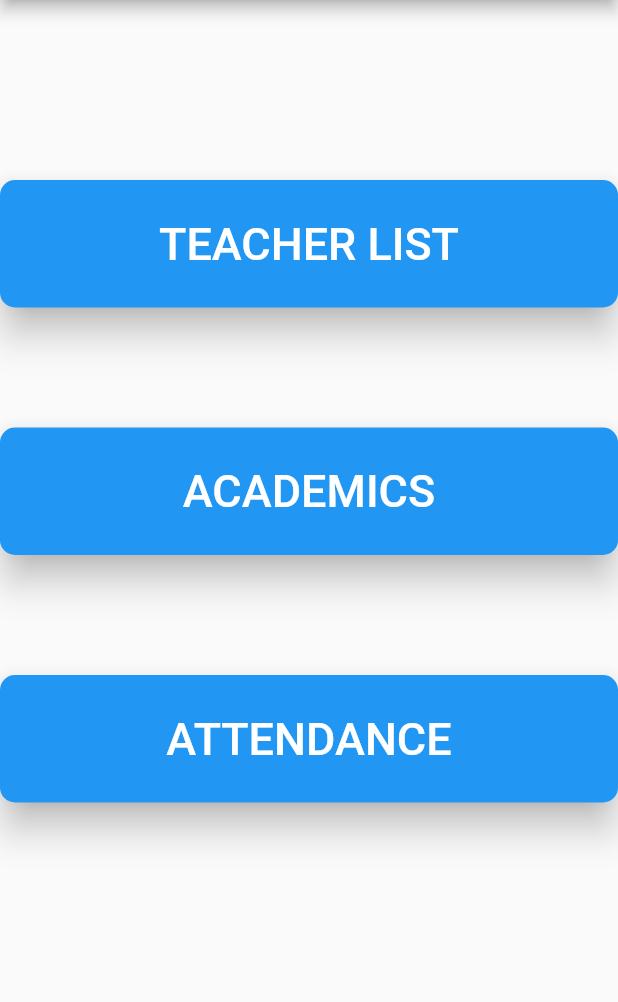
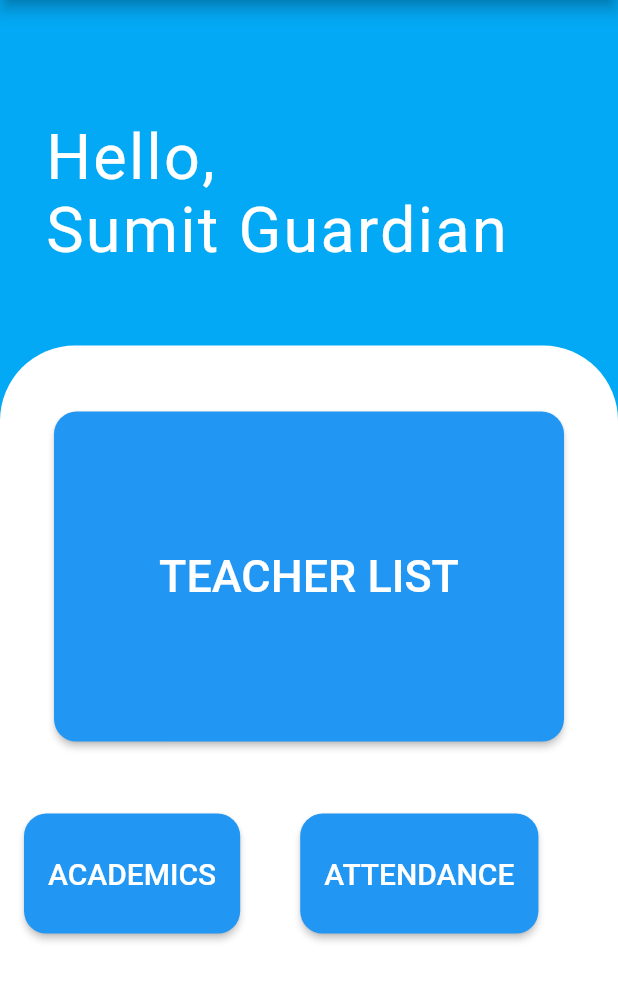
Before and after one commit to IVARA-Application/IV-APP-BACKEND-TEAM, a Flutter app: the ParentsHomePage screen opened by its route, on a phone screen of 412 x 824 dp, the part 84-1086 px from its top. Run offline on Flutter 3.47's test engine with Material 2 defaults, Android fonts, the phone set to English and light mode, and no system bars; our stand-ins replace circular_countdown_timer, image_picker, line_awesome_flutter, video_player; missing offline and left inert: condition.

Commit message:
parents design done

```diff
--- a/lib/Parents_app/Parents_homepage.dart
+++ b/lib/Parents_app/Parents_homepage.dart
@@ -54,75 +54,139 @@ class _ParentsHomePageState extends State<ParentsHomePage> {
             )
           ],
         ),
+        backgroundColor: Colors.lightBlue ,
+        body: _Body(),
 
-        body: Container(
+    );
+  }
+}
+
+class _Body extends StatelessWidget{
+  @override
+  Widget build(BuildContext context) {
+    return Column(
+      children: [
+        Expanded(
+            flex: 3,
+            child: Container(
+              width: double.infinity,
+              child: Column(
+                crossAxisAlignment: CrossAxisAlignment.start,
+                children: <Widget>[
+                  Padding(
+                      padding: const EdgeInsets.only(
+                        left: 30,
+                        top: 80,
+                      ),
+                    child: Text(
+                      'Hello,\nSumit Guardian',
+                      style: TextStyle(
+                        color: Colors.white,
+                        fontSize: 42,
+                     //   fontWeight: FontWeight.bold,
+                        letterSpacing: 1.5,
+                      ),
+                    ),
+                  )
+                ],
+              ),
+             // color: Colors.lightBlue,
+            ),
+        ),
+        Expanded(
+            flex: 7,
+            child: Container(
+              width: double.infinity,
+              decoration: BoxDecoration(
+                color: Colors.white,
+                borderRadius: BorderRadius.only(
+                  topLeft: Radius.circular(50),
+                  topRight: Radius.circular(50),
+                ),
+              ),
                child: ListView(
+
                  children: <Widget>[
-              SizedBox(height: 40),
-              SizedBox(height: 40),
-              SizedBox(height: 40),
-              RaisedButton(
-                  elevation: 10.0,
-                  highlightElevation: 10.0,
-                  padding: EdgeInsets.symmetric(vertical: 25.0,horizontal: 5.0),
-                  onPressed: () {
-                    Navigator.push(context,MaterialPageRoute(builder: (context)=>Teacherlist()));
-                  },
-                  color: Colors.blue,
-                  child: Text(
-                    'TEACHER LIST',
+                   SizedBox(height : 20),
+                   SizedBox(height : 20),
+                   ListTile(
+                     title: Column(
+                       children: <Widget>[
+                         new MaterialButton(
+                           height: 220.0,
+                           minWidth: 340.0,
+                           color: Theme.of(context).primaryColor,
+                           textColor: Colors.white,
+                           child: new Text("TEACHER LIST",
                                style: TextStyle(
                                  color: Colors.white,
                                  fontSize: 30,
+                               )),
+                           onPressed: ()  {
+                           Navigator.push(context, MaterialPageRoute(builder: (context) => Teacherlist()));
+                           },
+                           splashColor: Colors.redAccent,
+                           shape: new RoundedRectangleBorder(
+                               borderRadius: new BorderRadius.circular(15.0)),
+                         ),
+                       ],
                      ),
                    ),
+                   SizedBox(height : 20),
+                   SizedBox(height : 20),
+                   ListTile(
+                     title: Row(
+                       children: <Widget>[
+                         new MaterialButton(
+                           height: 80.0,
+                           minWidth: 30.0,
+                           color: Theme.of(context).primaryColor,
+                           textColor: Colors.white,
+                           child: new Text("ACADEMICS",
+                               style: TextStyle(
+                                 color: Colors.white,
+                                 fontSize: 20,
+                               )),
+                           onPressed: () {
+                           Navigator.push(context, MaterialPageRoute(builder: (context) =>  AcademicsPage()));
+
+                           },
+                           splashColor: Colors.redAccent,
                            shape: new RoundedRectangleBorder(
-                      borderRadius: new BorderRadius.circular(10.0))),
-              SizedBox(height: 40),
-              SizedBox(height: 40),
-              RaisedButton(
-                  elevation: 10.0,
-                  highlightElevation: 10.0,
-                  padding: EdgeInsets.symmetric(vertical: 25.0,horizontal: 5.0),
-                  onPressed: () {
-                    Navigator.push(context,MaterialPageRoute(builder: (context)=>AcademicsPage()));
+                               borderRadius: new BorderRadius.circular(15.0)),
+                         ),
+                         SizedBox(width : 20),
+                         SizedBox(width : 20),
+                         new MaterialButton(
+                           height: 80.0,
+                           minWidth: 30.0,
+                           color: Theme.of(context).primaryColor,
+                           textColor: Colors.white,
+                           child: new Text("ATTENDANCE",
+                               style: TextStyle(
+                                 color: Colors.white,
+                                 fontSize: 20,
+                               )),
+                           onPressed: ()  {
+                           Navigator.push(context, MaterialPageRoute(builder: (context) =>  PAttendancePage()));
                            },
-                  color: Colors.blue,
-                  child: Text(
-                    'ACADEMICS',
-                    style: TextStyle(
-                        fontSize: 30,
-                        color: Colors.white),
+                           splashColor: Colors.redAccent,
+                           shape: new RoundedRectangleBorder(
+                               borderRadius: new BorderRadius.circular(15.0)),
                          ),
-                  shape: new RoundedRectangleBorder(
-                      borderRadius: new BorderRadius.circular(10.0))),
-              SizedBox(height: 40),
-              SizedBox(height: 40),
-              RaisedButton(
-                  elevation: 10.0,
-                  highlightElevation: 10.0,
-                  padding: EdgeInsets.symmetric(vertical: 25.0,horizontal: 5.0),
-                  onPressed: () {
-                    Navigator.push(context,MaterialPageRoute(builder: (context)=>PAttendancePage()));
-                  },
-                  color: Colors.blue,
-                  child: Text(
-                    'ATTENDANCE',
-                    style: TextStyle(
-                        fontSize: 30,
-                        color: Colors.white),
+                       ],
                      ),
-                  shape: new RoundedRectangleBorder(
-                      borderRadius: new BorderRadius.circular(10.0))),
-
+                   )
                  ],
+               ),
 
 
               ),
-        )
+
+            ),
+                ],
     );
 
-
+  }
 
 }
-}
```
Lines whose indentation alone changed are shown as unchanged.
